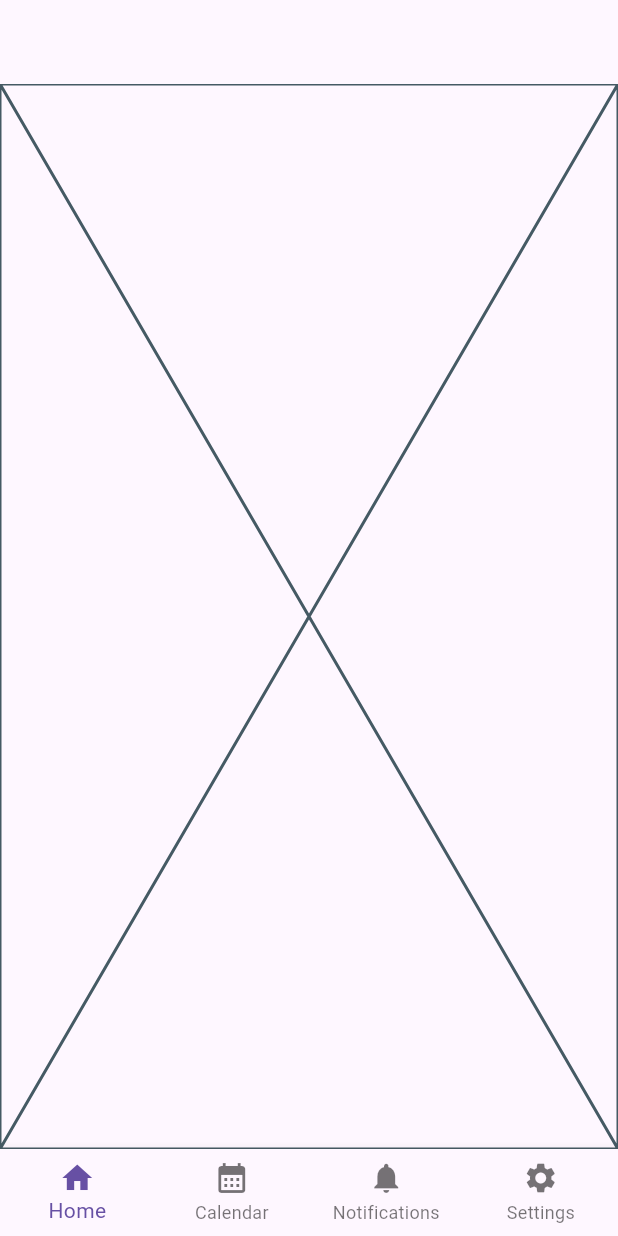
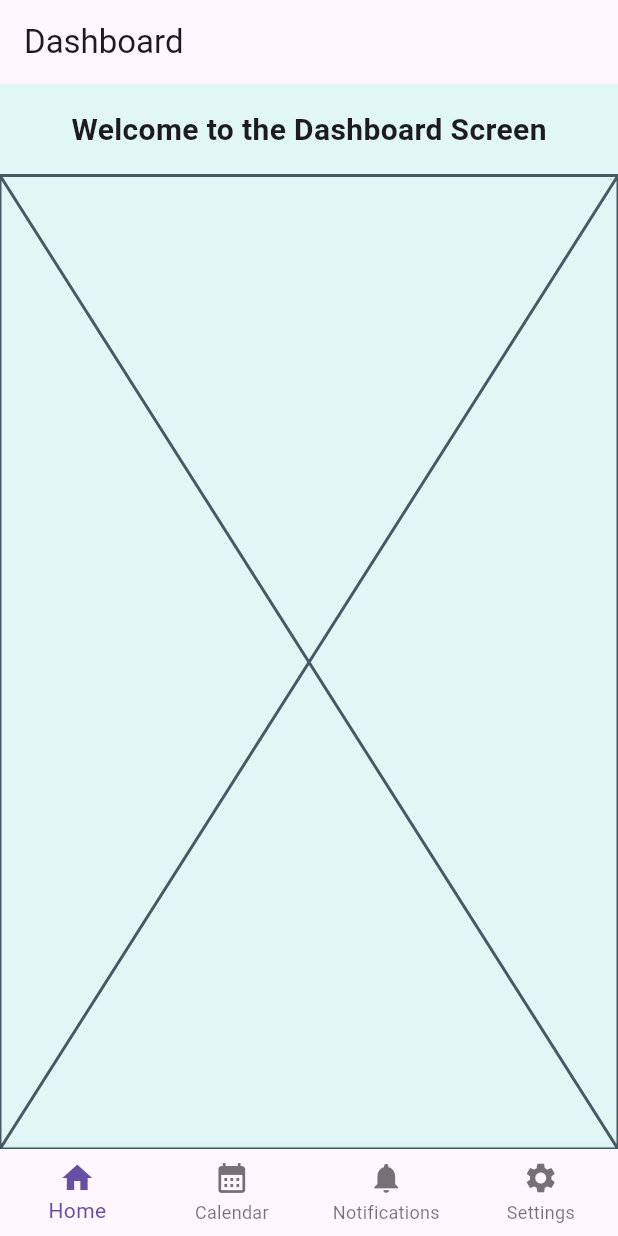
Before and after one commit to sshreya007/trip_companion_app, a Flutter app: the DashboardScreen screen opened directly, on a phone screen of 412 x 824 dp. Run offline on Flutter 3.47's test engine with Material 3 defaults, Android fonts, the phone set to English and light mode, and no system bars.

Commit message:
Working on clean architecture

```diff
--- a/lib/screens/dashboard_screen.dart
+++ b/lib/screens/dashboard_screen.dart
@@ -14,7 +14,7 @@ class DashboardScreen extends StatefulWidget {
 class _DashboardScreenState extends State<DashboardScreen> {
   int _selectedIndex = 0;
 
-  List<Widget> lstBottomScreen = const [
+  final List<Widget> lstBottomScreen = const [
     HomeScreen(),
     CalendarScreen(),
     NotificationScreen(),
@@ -24,10 +24,23 @@ class _DashboardScreenState extends State<DashboardScreen> {
   @override
   Widget build(BuildContext context) {
     return Scaffold(
-      appBar: AppBar(),
-
-      body: lstBottomScreen[_selectedIndex],
-
+      appBar: AppBar(
+        title: const Text("Dashboard"),
+        automaticallyImplyLeading: false,
+      ),
+      backgroundColor: const Color(0xFFE0F7F6),
+      body: Column(
+        children: [
+          const Padding(
+            padding: EdgeInsets.all(16.0),
+            child: Text(
+              "Welcome to the Dashboard Screen",
+              style: TextStyle(fontSize: 20, fontWeight: FontWeight.bold),
+            ),
+          ),
+          Expanded(child: lstBottomScreen[_selectedIndex]),
+        ],
+      ),
       bottomNavigationBar: BottomNavigationBar(
         type: BottomNavigationBarType.fixed,
         items: const [
--- a/lib/theme/theme.dart
+++ b/lib/theme/theme.dart
@@ -34,6 +34,7 @@ ThemeData getApplicationTheme() {
       type: BottomNavigationBarType.fixed,
     ),
 
+    // App Bar matches minimalist beach onboarding
     appBarTheme: const AppBarTheme(
       backgroundColor: Colors.transparent,
       elevation: 0,
--- a/pubspec.yaml
+++ b/pubspec.yaml
@@ -76,8 +76,6 @@ flutter:
   # "family" key with the font family name, and a "fonts" key with a
   # list giving the asset and other descriptors for the font. For
   # example:
-
-
   fonts:
     - family: Open Sans Bold
       fonts:
```
Also changed, not shown: lib/core/errors/failure.dart (added), pubspec.lock.
